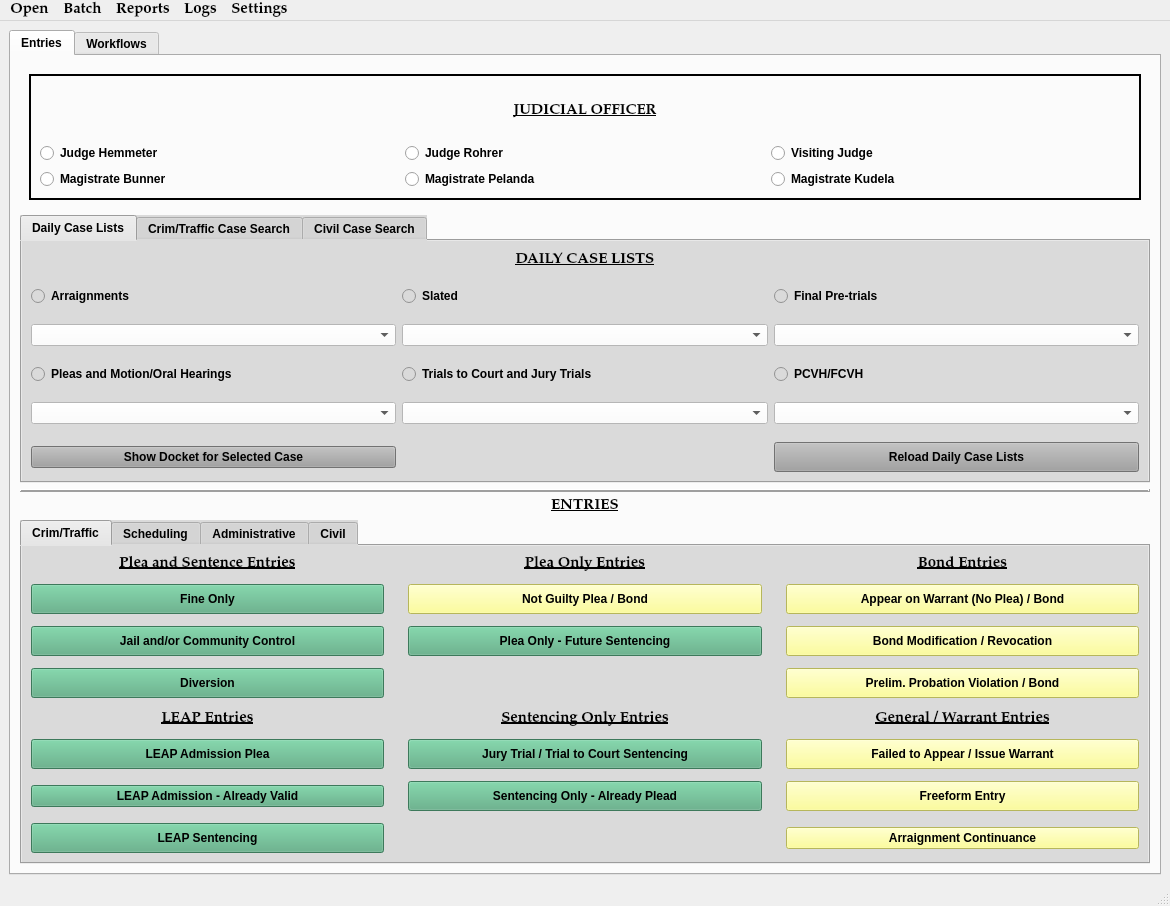
HunterProgram22/MuniEntry, file munientry/views/ui/MainWindow.ui: the form before one commit.
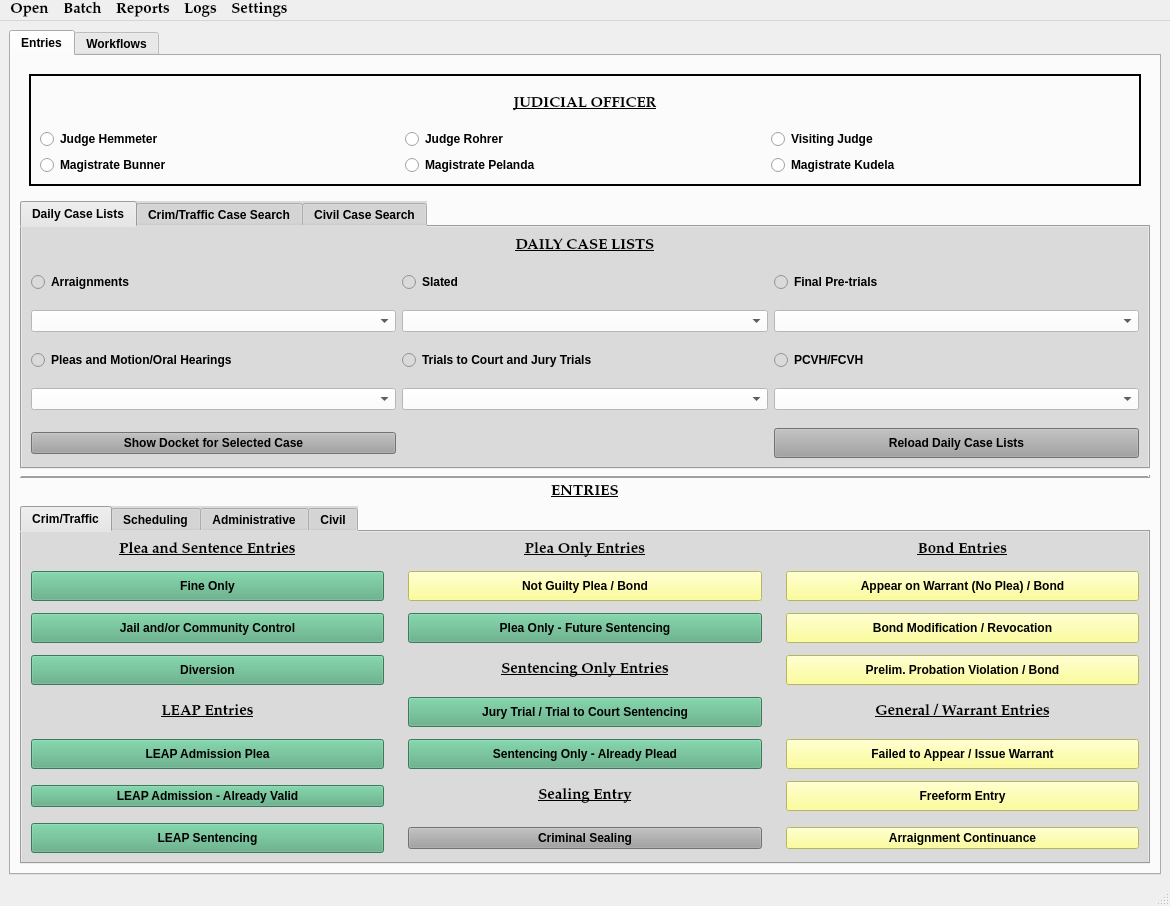
The form after the commit. Custom widgets are drawn as their Qt base class.

Commit message: Updated MainWindow for SealingButton.

What changed in the file:
```diff
--- a/munientry/views/ui/MainWindow.ui
+++ b/munientry/views/ui/MainWindow.ui
@@ -12,8 +12,8 @@
   </property>
   <property name="minimumSize">
    <size>
-    <width>900</width>
-    <height>720</height>
+    <width>1000</width>
+    <height>820</height>
    </size>
   </property>
   <property name="font">
@@ -777,38 +777,6 @@
                 </property>
                </widget>
               </item>
-              <item row="8" column="1">
-               <widget class="QPushButton" name="TrialSentencingButton">
-                <property name="minimumSize">
-                 <size>
-                  <width>120</width>
-                  <height>30</height>
-                 </size>
-                </property>
-                <property name="styleSheet">
-                 <string notr="true">background-color: rgb(85, 170, 127);</string>
-                </property>
-                <property name="text">
-                 <string>Jury Trial / Trial to Court Sentencing</string>
-                </property>
-               </widget>
-              </item>
-              <item row="9" column="1">
-               <widget class="QPushButton" name="SentencingOnlyButton">
-                <property name="minimumSize">
-                 <size>
-                  <width>120</width>
-                  <height>30</height>
-                 </size>
-                </property>
-                <property name="styleSheet">
-                 <string notr="true">background-color: rgb(85, 170, 127);</string>
-                </property>
-                <property name="text">
-                 <string>Sentencing Only - Already Plead</string>
-                </property>
-               </widget>
-              </item>
               <item row="7" column="0">
                <widget class="QLabel" name="label_8">
                 <property name="font">
@@ -829,26 +797,6 @@
                 </property>
                </widget>
               </item>
-              <item row="7" column="1">
-               <widget class="QLabel" name="label_5">
-                <property name="font">
-                 <font>
-                  <family>Palatino Linotype</family>
-                  <pointsize>11</pointsize>
-                  <weight>75</weight>
-                  <italic>false</italic>
-                  <bold>true</bold>
-                  <underline>true</underline>
-                 </font>
-                </property>
-                <property name="text">
-                 <string>Sentencing Only Entries</string>
-                </property>
-                <property name="alignment">
-                 <set>Qt::AlignCenter</set>
-                </property>
-               </widget>
-              </item>
               <item row="9" column="2">
                <widget class="QPushButton" name="FreeformEntryButton">
                 <property name="minimumSize">
@@ -921,6 +869,88 @@
                 </property>
                </widget>
               </item>
+              <item row="6" column="1">
+               <widget class="QLabel" name="label_5">
+                <property name="font">
+                 <font>
+                  <family>Palatino Linotype</family>
+                  <pointsize>11</pointsize>
+                  <weight>75</weight>
+                  <italic>false</italic>
+                  <bold>true</bold>
+                  <underline>true</underline>
+                 </font>
+                </property>
+                <property name="text">
+                 <string>Sentencing Only Entries</string>
+                </property>
+                <property name="alignment">
+                 <set>Qt::AlignCenter</set>
+                </property>
+               </widget>
+              </item>
+              <item row="7" column="1">
+               <widget class="QPushButton" name="TrialSentencingButton">
+                <property name="minimumSize">
+                 <size>
+                  <width>120</width>
+                  <height>30</height>
+                 </size>
+                </property>
+                <property name="styleSheet">
+                 <string notr="true">background-color: rgb(85, 170, 127);</string>
+                </property>
+                <property name="text">
+                 <string>Jury Trial / Trial to Court Sentencing</string>
+                </property>
+               </widget>
+              </item>
+              <item row="8" column="1">
+               <widget class="QPushButton" name="SentencingOnlyButton">
+                <property name="minimumSize">
+                 <size>
+                  <width>120</width>
+                  <height>30</height>
+                 </size>
+                </property>
+                <property name="styleSheet">
+                 <string notr="true">background-color: rgb(85, 170, 127);</string>
+                </property>
+                <property name="text">
+                 <string>Sentencing Only - Already Plead</string>
+                </property>
+               </widget>
+              </item>
+              <item row="9" column="1">
+               <widget class="QLabel" name="label_21">
+                <property name="font">
+                 <font>
+                  <family>Palatino Linotype</family>
+                  <pointsize>11</pointsize>
+                  <weight>75</weight>
+                  <italic>false</italic>
+                  <bold>true</bold>
+                  <underline>true</underline>
+                 </font>
+                </property>
+                <property name="text">
+                 <string>Sealing Entry</string>
+                </property>
+                <property name="alignment">
+                 <set>Qt::AlignCenter</set>
+                </property>
+               </widget>
+              </item>
+              <item row="10" column="1">
+               <widget class="QPushButton" name="CriminalSealingButton">
+                <property name="styleSheet">
+                 <string notr="true">background-color: rgb(160, 160, 160);</string>
+                </property>
+                <property name="text">
+                 <string>Criminal Sealing</string>
+                </property>
+               </widget>
+              </item>
              </layout>
             </widget>
             <widget class="QWidget" name="scheduling_Tab">
```
Left out of the diff: 2 changed lines with no effect on the pictures. The commit also changes 1 other file.
